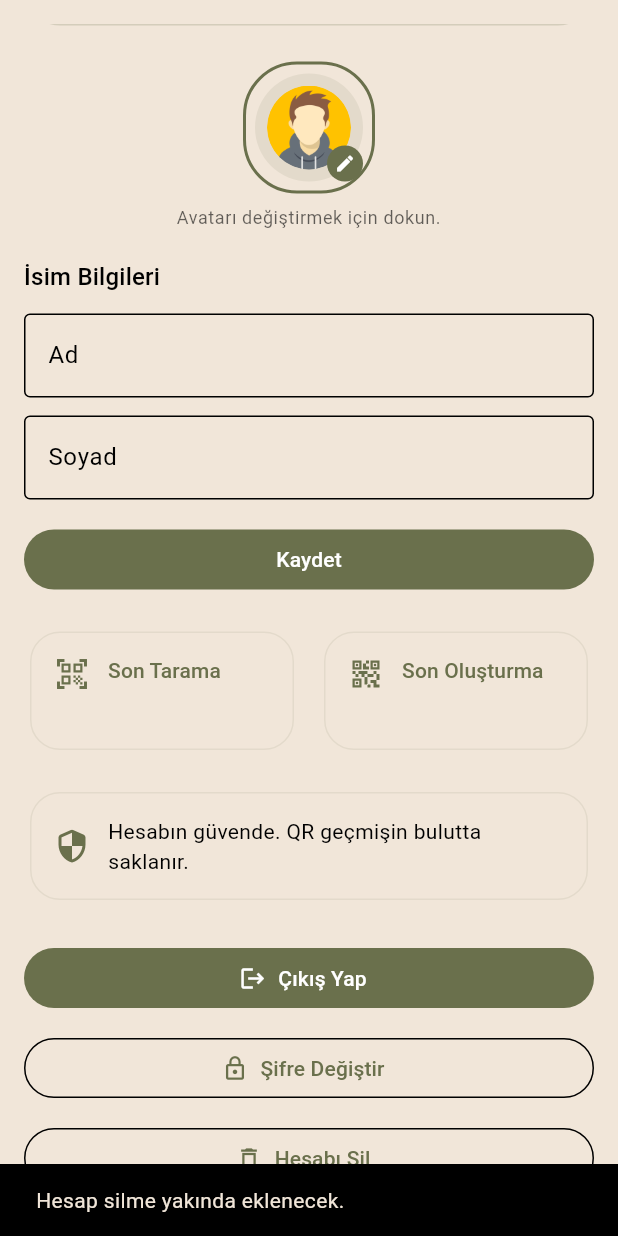
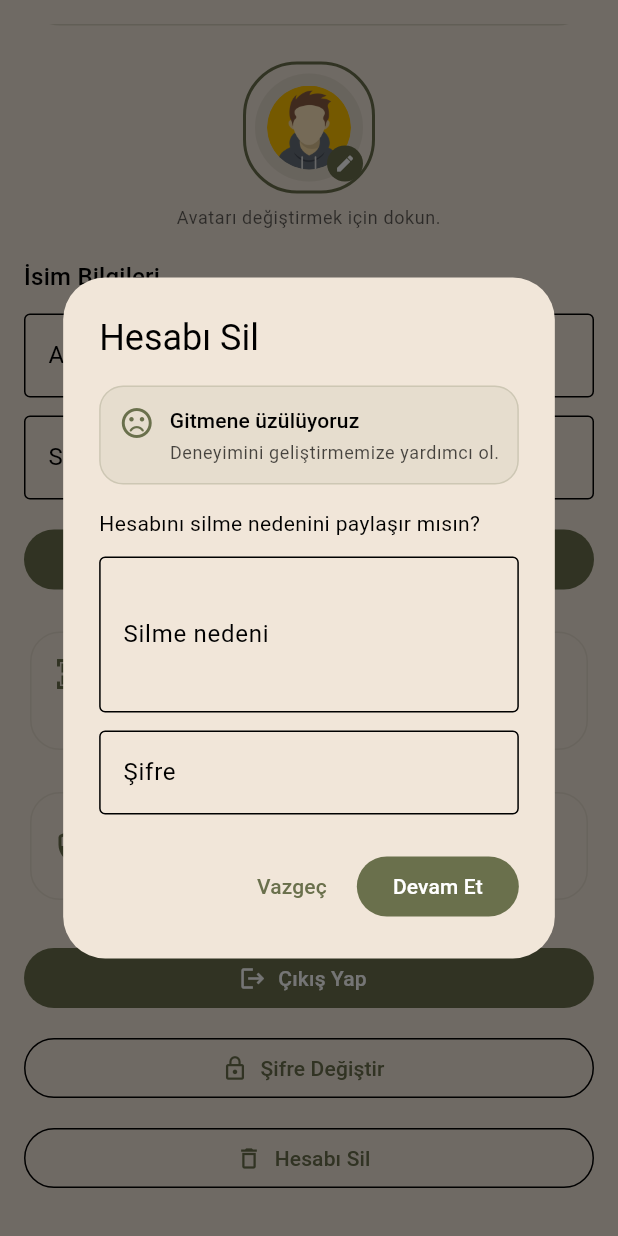
Before and after one commit to islamkirenli/qrmakerscanner, a Flutter app: the AccountPage screen opened directly, scrolled down 97 dp, after a tap on "Hesabı Sil", on a phone screen of 412 x 824 dp. Run offline on Flutter 3.47's test engine with Material 3 defaults, Android fonts, the phone set to English and light mode, and no system bars; our stand-ins replace cloud_firestore, firebase_auth, firebase_core, firebase_storage, qr_flutter; missing offline and left inert: mobile_scanner; accounts and stored records are empty.

Commit message:
Delete account function completed

```diff
--- a/lib/features/account/account_page.dart
+++ b/lib/features/account/account_page.dart
@@ -30,6 +30,10 @@ class _AccountPageState extends State<AccountPage> {
   final TextEditingController _newPasswordController = TextEditingController();
   final TextEditingController _confirmPasswordController =
       TextEditingController();
+  final TextEditingController _deleteReasonController =
+      TextEditingController();
+  final TextEditingController _deletePasswordController =
+      TextEditingController();
   final List<String> _avatarAssets = List<String>.generate(
     19,
     (index) => 'assets/avatars/avatar-${index + 1}.png',
@@ -61,6 +65,8 @@ class _AccountPageState extends State<AccountPage> {
     _currentPasswordController.dispose();
     _newPasswordController.dispose();
     _confirmPasswordController.dispose();
+    _deleteReasonController.dispose();
+    _deletePasswordController.dispose();
     super.dispose();
   }
 
@@ -252,14 +258,140 @@ class _AccountPageState extends State<AccountPage> {
     if (_isDeletingAccount.value) {
       return;
     }
-    _isDeletingAccount.value = true;
-    try {
-      debugPrint('hesabı sil');
+    _deleteReasonController.clear();
+    _deletePasswordController.clear();
+    final confirmed = await showDialog<bool>(
+      context: context,
+      builder: (context) {
+        final theme = Theme.of(context);
+        final colorScheme = theme.colorScheme;
+        return AlertDialog(
+          title: const Text('Hesabı Sil'),
+          content: Column(
+            mainAxisSize: MainAxisSize.min,
+            children: [
+              Container(
+                padding: const EdgeInsets.all(12),
+                decoration: BoxDecoration(
+                  color: colorScheme.primary.withOpacity(0.08),
+                  borderRadius: BorderRadius.circular(16),
+                  border: Border.all(
+                    color: colorScheme.primary.withOpacity(0.2),
+                  ),
+                ),
+                child: Row(
+                  crossAxisAlignment: CrossAxisAlignment.start,
+                  children: [
+                    Icon(
+                      Icons.sentiment_dissatisfied_rounded,
+                      color: colorScheme.primary,
+                    ),
+                    const SizedBox(width: 10),
+                    Expanded(
+                      child: Column(
+                        crossAxisAlignment: CrossAxisAlignment.start,
+                        children: [
+                          Text(
+                            'Gitmene üzülüyoruz',
+                            style: theme.textTheme.titleSmall,
+                          ),
+                          const SizedBox(height: 4),
+                          Text(
+                            'Deneyimini geliştirmemize yardımcı ol.',
+                            style: theme.textTheme.bodySmall?.copyWith(
+                              color: colorScheme.onSurface.withOpacity(0.7),
+                            ),
+                          ),
+                        ],
+                      ),
+                    ),
+                  ],
+                ),
+              ),
+              const SizedBox(height: 16),
+              Align(
+                alignment: Alignment.centerLeft,
+                child: Text(
+                  'Hesabını silme nedenini paylaşır mısın?',
+                  style: theme.textTheme.bodyMedium,
+                ),
+              ),
+              const SizedBox(height: 12),
+              TextField(
+                key: const ValueKey('deleteReasonInput'),
+                controller: _deleteReasonController,
+                decoration: const InputDecoration(
+                  labelText: 'Silme nedeni',
+                ),
+                maxLines: 3,
+                textInputAction: TextInputAction.done,
+              ),
+              const SizedBox(height: 12),
+              TextField(
+                key: const ValueKey('deletePasswordInput'),
+                controller: _deletePasswordController,
+                decoration: const InputDecoration(
+                  labelText: 'Şifre',
+                ),
+                obscureText: true,
+              ),
+            ],
+          ),
+          actions: [
+            TextButton(
+              onPressed: () => Navigator.of(context).pop(false),
+              child: const Text('Vazgeç'),
+            ),
+            FilledButton(
+              onPressed: () => Navigator.of(context).pop(true),
+              child: const Text('Devam Et'),
+            ),
+          ],
+        );
+      },
+    );
+    if (confirmed != true) {
+      return;
+    }
+    if (_deleteReasonController.text.trim().isEmpty) {
       if (!mounted) {
         return;
       }
       ScaffoldMessenger.of(context).showSnackBar(
-        const SnackBar(content: Text('Hesap silme yakında eklenecek.')),
+        const SnackBar(content: Text('Silme nedeni gerekli.')),
+      );
+      return;
+    }
+    if (_deletePasswordController.text.trim().isEmpty) {
+      if (!mounted) {
+        return;
+      }
+      ScaffoldMessenger.of(context).showSnackBar(
+        const SnackBar(content: Text('Şifre gerekli.')),
+      );
+      return;
+    }
+    _isDeletingAccount.value = true;
+    try {
+      final controller = QrControllerScope.of(context);
+      final result = await controller.deleteAccount(
+        reason: _deleteReasonController.text,
+        currentPassword: _deletePasswordController.text,
+      );
+      debugPrint(
+        'deleteAccount result: ok=${result.ok} message=${result.message}',
+      );
+      if (!mounted) {
+        return;
+      }
+      if (!result.ok) {
+        ScaffoldMessenger.of(context).showSnackBar(
+          SnackBar(content: Text(result.message ?? 'Hesap silinemedi.')),
+        );
+        return;
+      }
+      ScaffoldMessenger.of(context).showSnackBar(
+        const SnackBar(content: Text('Hesap silindi.')),
       );
     } catch (_) {
       if (!mounted) {
```
Also changed, not shown: lib/state/auth_service.dart (+80 -0 lines), lib/state/profile_service.dart (+83 -0 lines), lib/state/qr_app_controller.dart (+67 -0 lines), lib/state/qr_storage_service.dart (+59 -0 lines), 1 other file.
